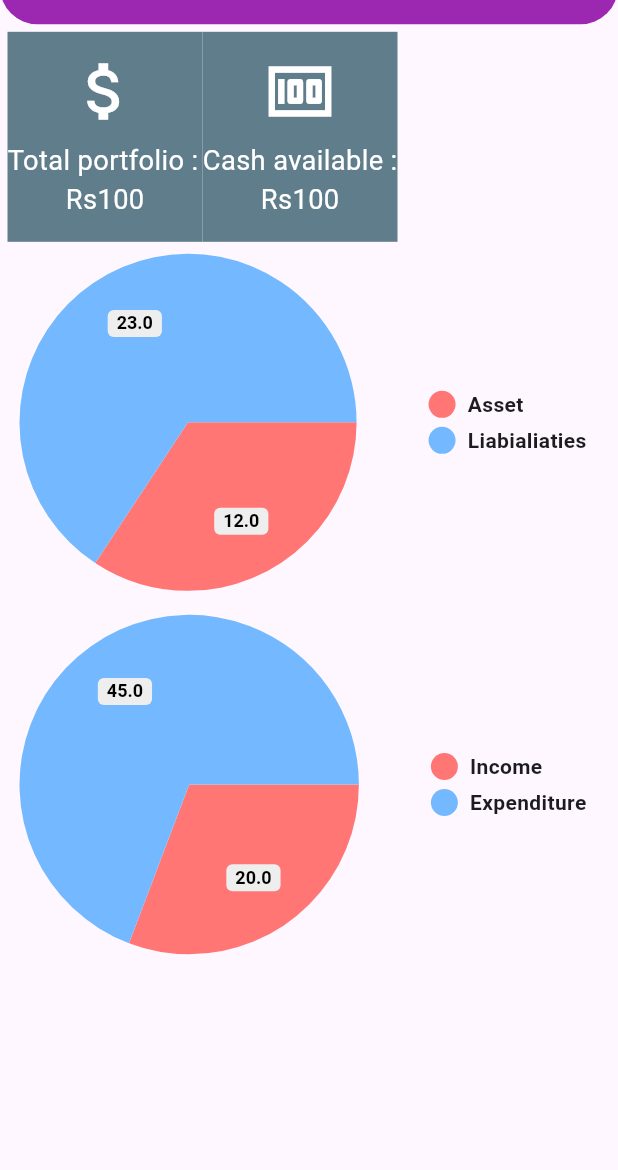
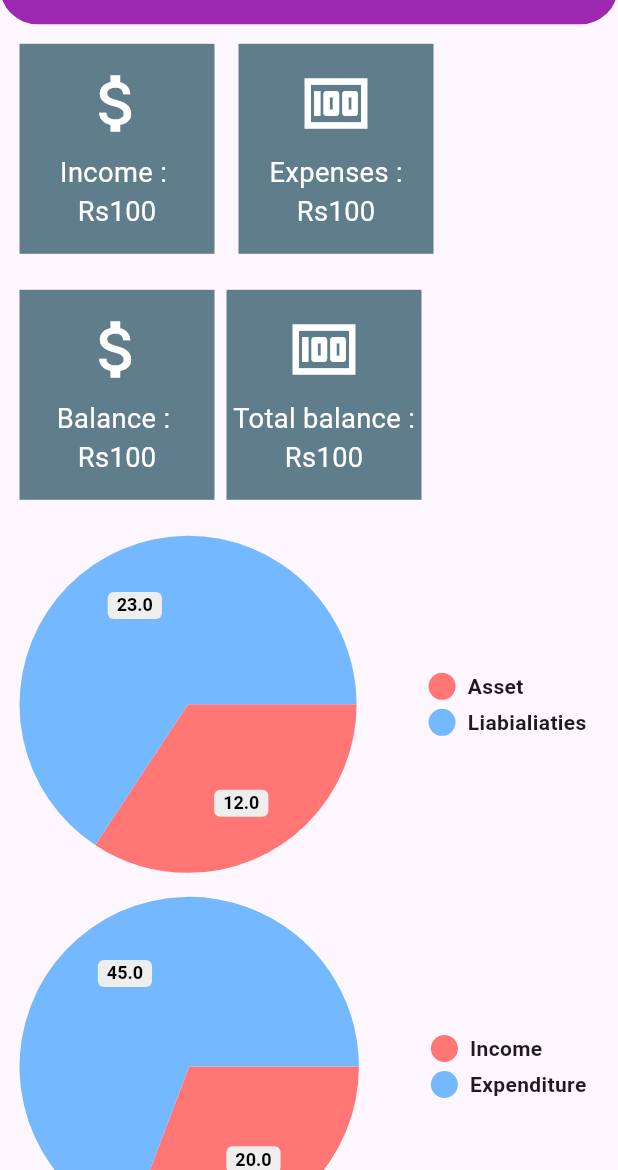
Before and after one commit to PraminBudhathoki/fintrack, a Flutter app: the One screen opened by its route, on a phone screen of 412 x 824 dp, the part 66-1236 px from its top. Run offline on Flutter 3.47's test engine with Material 3 defaults, Android fonts, the phone set to English and light mode, and no system bars; drawn by our look-alikes of pie_chart; our stand-ins replace font_awesome_flutter, iconsax.

Commit message:
New updated code

```diff
--- a/lib/features/assetLiabialities/assets.dart
+++ b/lib/features/assetLiabialities/assets.dart
@@ -23,11 +23,7 @@ class _AiconState extends State<Aicon> {
   @override
   Widget build(BuildContext context) {
     DateTime selectedDate = DateTime.now();
-
-    // here, Scaffold.of(context) returns null
-    return Scaffold(
-        //appBar: AppBar(title: const Text('Demo')),
-        body: Builder(
+    return Scaffold(body: Builder(
       builder: (BuildContext context) {
         return ListView(
           padding: const EdgeInsets.all(6),
--- a/lib/features/homepage/views/accounts1.dart
+++ b/lib/features/homepage/views/accounts1.dart
@@ -14,14 +14,6 @@ class One extends StatelessWidget {
     return Scaffold(
       drawer: const Cdrawer(),
       appBar: AppBar(
-        // leading: IconButton(
-        //   icon: Icon(Icons.menu),
-        //   color: Colors.white,
-        //   tooltip: MaterialLocalizations.of(context).openAppDrawerTooltip,
-        //   onPressed: () {
-        //     Scaffold.of(context).openDrawer();
-        //   },
-        // ),
         title: const Text(
           "Accounts",
           style: TextStyle(color: Colors.white),
@@ -48,7 +40,9 @@ class One extends StatelessWidget {
               children: <Widget>[
                 Row(
                   children: [
-                    InkWell(
+                    Padding(
+                      padding: const EdgeInsets.all(8.0),
+                      child: InkWell(
                         onTap: () {
                           // Handle button tap for "Total portfolio"
                           print("Total portfolio tapped");
@@ -64,7 +58,7 @@ class One extends StatelessWidget {
                                   size: 50, color: Colors.white),
                               SizedBox(height: 8),
                               Text(
-                              "Total portfolio : ",
+                                "Income : ",
                                 textScaleFactor: 1.3,
                                 style: TextStyle(color: Colors.white),
                               ),
@@ -77,7 +71,10 @@ class One extends StatelessWidget {
                           ),
                         ),
                       ),
-                    InkWell(
+                    ),
+                    Padding(
+                      padding: const EdgeInsets.all(8.0),
+                      child: InkWell(
                         onTap: () {
                           // Handle button tap for "Cash available"
                           print("Cash available tapped");
@@ -96,7 +93,7 @@ class One extends StatelessWidget {
                               ),
                               SizedBox(height: 8),
                               Text(
-                              "Cash available :",
+                                "Expenses :",
                                 textScaleFactor: 1.3,
                                 style: TextStyle(color: Colors.white),
                               ),
@@ -109,7 +106,79 @@ class One extends StatelessWidget {
                           ),
                         ),
                       ),
+                    ),
                   ],
+                ),
+                Padding(
+                  padding: const EdgeInsets.all(8.0),
+                  child: Row(
+                    children: [
+                      InkWell(
+                        onTap: () {
+                          // Handle button tap for "Total portfolio"
+                          print("Total portfolio tapped");
+                        },
+                        child: Container(
+                          color: Colors.blueGrey,
+                          width: 130,
+                          height: 140,
+                          child: const Column(
+                            mainAxisAlignment: MainAxisAlignment.center,
+                            children: <Widget>[
+                              Icon(Icons.attach_money,
+                                  size: 50, color: Colors.white),
+                              SizedBox(height: 8),
+                              Text(
+                                "Balance : ",
+                                textScaleFactor: 1.3,
+                                style: TextStyle(color: Colors.white),
+                              ),
+                              Text(
+                                "Rs$value",
+                                textScaleFactor: 1.3,
+                                style: TextStyle(color: Colors.white),
+                              ),
+                            ],
+                          ),
+                        ),
+                      ),
+                      Padding(
+                        padding: const EdgeInsets.all(8.0),
+                        child: InkWell(
+                          onTap: () {
+                            // Handle button tap for "Cash available"
+                            print("Cash available tapped");
+                          },
+                          child: Container(
+                            color: Colors.blueGrey,
+                            width: 130,
+                            height: 140,
+                            child: const Column(
+                              mainAxisAlignment: MainAxisAlignment.center,
+                              children: <Widget>[
+                                Icon(
+                                  Icons.money,
+                                  size: 50,
+                                  color: Colors.white,
+                                ),
+                                SizedBox(height: 8),
+                                Text(
+                                  "Total balance :",
+                                  textScaleFactor: 1.3,
+                                  style: TextStyle(color: Colors.white),
+                                ),
+                                Text(
+                                  "Rs$value",
+                                  textScaleFactor: 1.3,
+                                  style: TextStyle(color: Colors.white),
+                                ),
+                              ],
+                            ),
+                          ),
+                        ),
+                      ),
+                    ],
+                  ),
                 ),
                 const PieChart(
                   dataMap: {
--- a/lib/features/homepage/views/drawer.dart
+++ b/lib/features/homepage/views/drawer.dart
@@ -7,6 +7,7 @@ import '../../target/views/targetPlanner.dart';
 import 'accounts1.dart';
 import 'calculator.dart';
 import 'contactus.dart';
+import 'history.dart';
 import 'info.dart';
 
 class Cdrawer extends StatelessWidget {
@@ -202,7 +203,7 @@ class Cdrawer extends StatelessWidget {
                   // Navigate to a new screen when the section is tapped
                   Navigator.of(context).push(
                     MaterialPageRoute(
-                      builder: (context) => const TargetPlanner(),
+                      builder: (context) => History(),
                     ),
                   );
                 },
```
Also changed, not shown: lib/features/homepage/views/history.dart (+56 -48 lines). Lines whose indentation alone changed are shown as unchanged.
